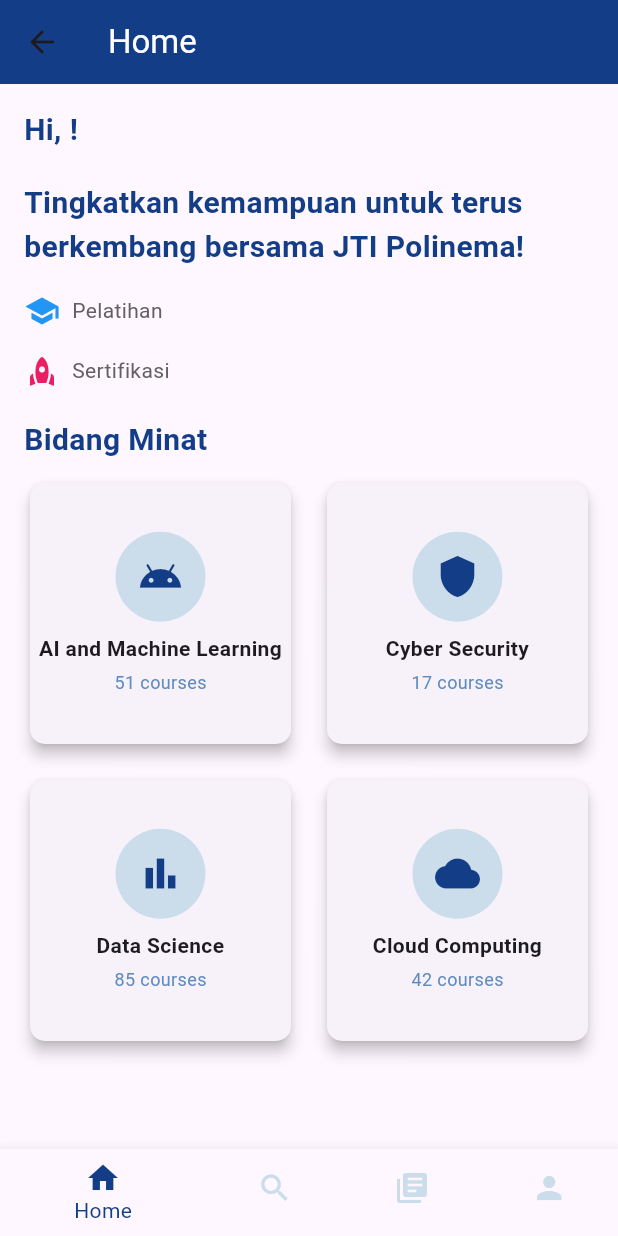
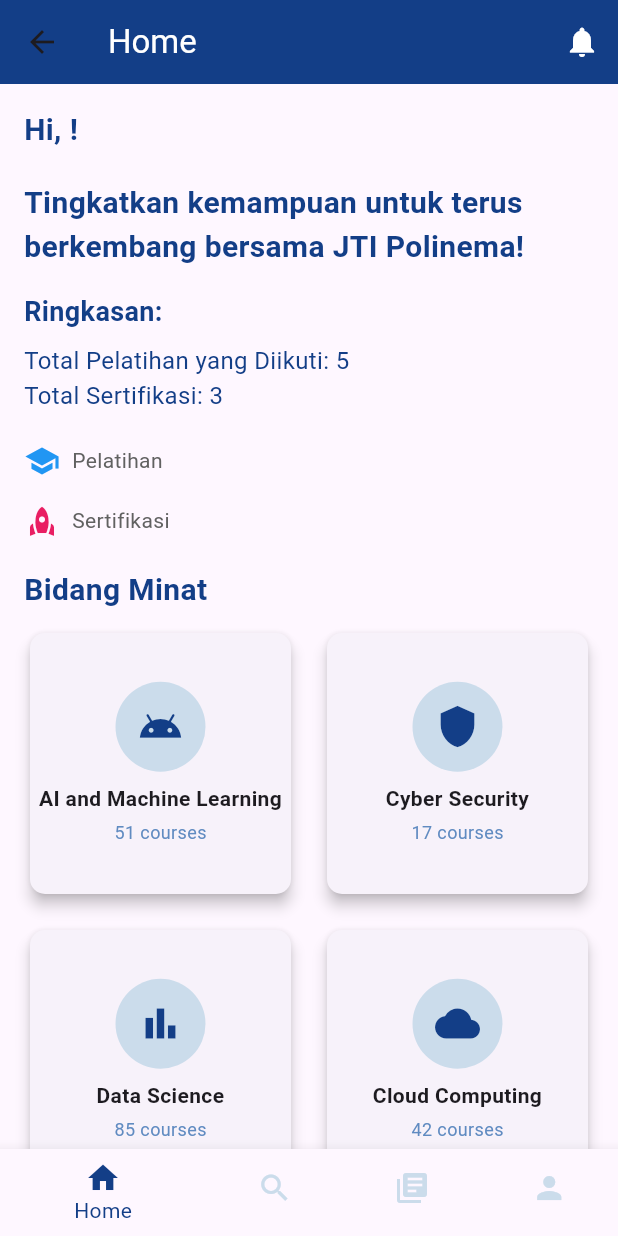
Before and after one commit to ErvanArdian/pbl_kelompok6_sertifikasipelatihan_mobile, a Flutter app: the HomePage screen opened directly, on a phone screen of 412 x 824 dp. Run offline on Flutter 3.47's test engine with Material 3 defaults, Android fonts, the light colour scheme and no system bars; our stand-ins replace file_picker.

Commit message:
update notifikasi crud sertifikasi

```diff
--- /dev/null
+++ b/lib/models/certificate.dart
@@ -0,0 +1,21 @@
+class Certificate {
+  final String jenisSertifikat;
+  final String namaSertifikat;
+  final String noSertifikat;
+  final DateTime tanggalTerbit;
+  final DateTime masaBerlaku;
+  final String tahunPeriode;
+  final String penyelenggara;
+  final String? filePath; // Properti ini bisa null
+
+  Certificate({
+    required this.jenisSertifikat,
+    required this.namaSertifikat,
+    required this.noSertifikat,
+    required this.tanggalTerbit,
+    required this.masaBerlaku,
+    required this.tahunPeriode,
+    required this.penyelenggara,
+    this.filePath, // Properti ini bisa null
+  });
+}
--- /dev/null
+++ b/lib/providers/certificate_provider.dart
@@ -0,0 +1,13 @@
+import 'package:flutter/material.dart';
+import '../models/certificate.dart';
+
+class CertificateProvider with ChangeNotifier {
+  List<Certificate> _certificates = [];
+
+  List<Certificate> get certificates => _certificates;
+
+  void addCertificate(Certificate certificate) {
+    _certificates.add(certificate);
+    notifyListeners();
+  }
+}
--- a/lib/screens/home_page.dart
+++ b/lib/screens/home_page.dart
@@ -2,23 +2,36 @@ import 'package:flutter/material.dart';
 import 'search_page.dart';
 import 'my_courses_page.dart';
 import 'profile_page.dart';
+import 'notifications_page.dart'; // Import the notifications page
 import 'training_category_page.dart'; // Import the category pages
 
 class HomePage extends StatelessWidget {
   final String username;
+  final int totalPelatihan = 5; // Contoh data total pelatihan
+  final int totalSertifikasi = 3; // Contoh data total sertifikasi
 
   HomePage({required this.username});
 
   @override
   Widget build(BuildContext context) {
-
     return Scaffold(
       appBar: AppBar(
         backgroundColor: Color(0xFF133E87),
         title: Text('Home', style: TextStyle(color: Colors.white)),
+        actions: [
+          IconButton(
+            icon: Icon(Icons.notifications, color: Colors.white),
+            onPressed: () {
+              Navigator.push(
+                context,
+                MaterialPageRoute(
+                    builder: (context) => NotificationsPage()),
+              );
+            },
+          ),
+        ],
       ),
       body: SingleChildScrollView(
-        // Wrap with SingleChildScrollView to enable scrolling
         padding: const EdgeInsets.all(16.0),
         child: Column(
           crossAxisAlignment: CrossAxisAlignment.start,
@@ -32,8 +45,6 @@ class HomePage extends StatelessWidget {
               ),
             ),
             SizedBox(height: 20),
-
-            // Benefits Section
             Text(
               'Tingkatkan kemampuan untuk terus berkembang bersama JTI Polinema!',
               style: TextStyle(
@@ -42,6 +53,31 @@ class HomePage extends StatelessWidget {
                   fontWeight: FontWeight.bold),
             ),
             SizedBox(height: 16),
+            // Ringkasan Section
+            Text(
+              'Ringkasan:',
+              style: TextStyle(
+                fontSize: 18,
+                fontWeight: FontWeight.bold,
+                color: Color(0xFF133E87),
+              ),
+            ),
+            SizedBox(height: 8),
+            Text(
+              'Total Pelatihan yang Diikuti: $totalPelatihan',
+              style: TextStyle(
+                fontSize: 16,
+                color: Color(0xFF133E87),
+              ),
+            ),
+            Text(
+              'Total Sertifikasi: $totalSertifikasi',
+              style: TextStyle(
+                fontSize: 16,
+                color: Color(0xFF133E87),
+              ),
+            ),
+            SizedBox(height: 20),
             Wrap(
               spacing: 16,
               runSpacing: 16,
@@ -51,8 +87,6 @@ class HomePage extends StatelessWidget {
               ],
             ),
             SizedBox(height: 20),
-
-            // Explore Courses Section
             Text(
               'Bidang Minat',
               style: TextStyle(
@@ -62,15 +96,12 @@ class HomePage extends StatelessWidget {
               ),
             ),
             SizedBox(height: 10),
-            // Course Category Grid
             GridView.count(
-              shrinkWrap:
-                  true, // Make grid view take up only the space it needs
+              shrinkWrap: true,
               crossAxisCount: 2,
               crossAxisSpacing: 16,
               mainAxisSpacing: 16,
-              physics:
-                  NeverScrollableScrollPhysics(), // Disable scrolling inside the GridView
+              physics: NeverScrollableScrollPhysics(),
               children: [
                 courseCard(
                     'AI and Machine Learning', 51, Icons.android, context),
@@ -82,7 +113,6 @@ class HomePage extends StatelessWidget {
           ],
         ),
       ),
-      // Bottom Navigation
       bottomNavigationBar: BottomNavigationBar(
         backgroundColor: Colors.white,
         selectedItemColor: Color(0xFF133E87),
@@ -133,7 +163,6 @@ class HomePage extends StatelessWidget {
     );
   }
 
-  // Benefit Item Widget
   Widget benefitItem(
       IconData icon, Color color, String label, BuildContext context) {
     return GestureDetector(
@@ -145,7 +174,6 @@ class HomePage extends StatelessWidget {
                   builder: (context) =>
                       TrainingCategoryPage(categoryName: 'Pelatihan')));
         }
-        // Handle other categories here if necessary
       },
       child: Row(
         children: [
@@ -157,7 +185,6 @@ class HomePage extends StatelessWidget {
     );
   }
 
-  // Course Item Widget
   Widget courseCard(
       String title, int courses, IconData icon, BuildContext context) {
     return GestureDetector(
--- a/lib/screens/profile_page.dart
+++ b/lib/screens/profile_page.dart
@@ -16,7 +16,7 @@ class ProfilePage extends StatelessWidget {
     return Scaffold(
       appBar: AppBar(
         title: Text('Profile'),
-        backgroundColor: Color(0xFF133E87),
+        backgroundColor: Color.fromARGB(255, 241, 241, 241),
       ),
       body: Column(
         crossAxisAlignment: CrossAxisAlignment.center,
--- a/pubspec.yaml
+++ b/pubspec.yaml
@@ -11,6 +11,7 @@ dependencies:
     sdk: flutter
   image_picker: ^1.1.2
   file_picker: ^5.2.0
+  provider: ^6.0.3
 
 dev_dependencies:
   flutter_test:
```
Also changed, not shown: lib/main.dart (+9 -4 lines), lib/screens/certificate_detail_page.dart (added, +47 -0 lines), lib/screens/certificates_page.dart (+29 -6 lines), lib/screens/notifications_page.dart (added, +25 -0 lines), lib/screens/upload_certificate_page.dart (+17 -7 lines), pubspec.lock.
